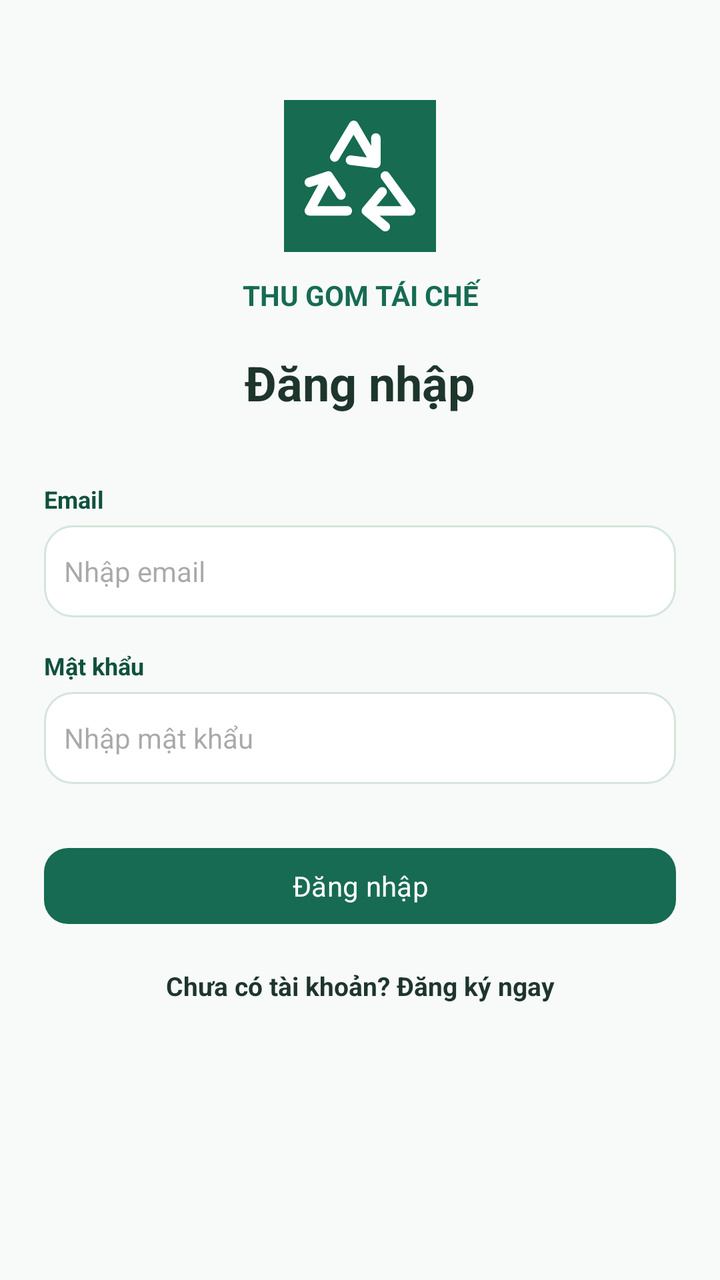
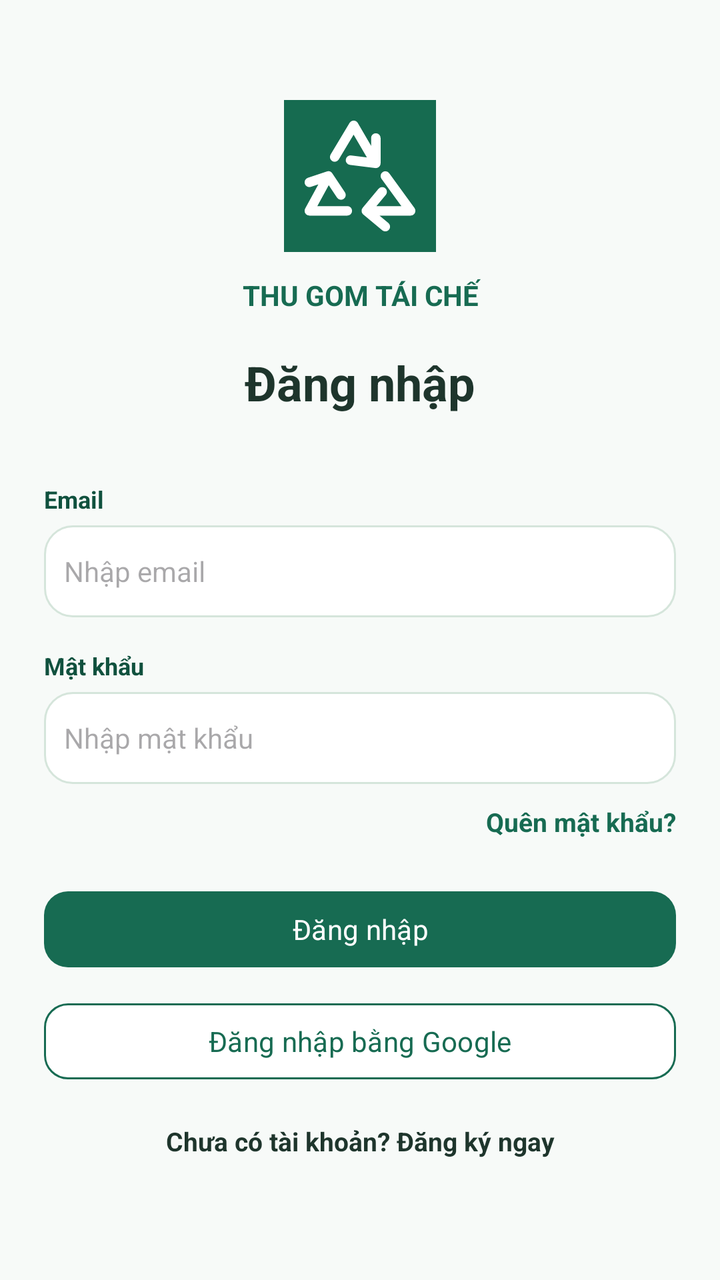

Compare the two renders of this Android layout. The source of the first and the diff that turns it into the second are given below.
<!-- AndroidManifest.xml: application theme Theme.RecycleCollect -->
<!-- res/layout/activity_login.xml -->
<?xml version='1.0' encoding='utf-8'?>
<ScrollView xmlns:android="http://schemas.android.com/apk/res/android" android:layout_width="match_parent" android:layout_height="match_parent" android:background="@color/surface" android:fillViewport="true">
  <LinearLayout android:layout_width="match_parent" android:layout_height="wrap_content" android:orientation="vertical" android:padding="22dp">
    <ImageView android:layout_width="76dp" android:layout_height="76dp" android:src="@drawable/ic_recycle" android:contentDescription="Logo tái chế" android:layout_gravity="center_horizontal" android:layout_marginTop="28dp"/>
    <TextView android:layout_width="match_parent" android:layout_height="wrap_content" android:text="THU GOM TÁI CHẾ" android:textSize="14sp" android:textStyle="bold" android:textColor="@color/green" android:layout_marginTop="12dp" android:gravity="center"/>
    <TextView android:layout_width="match_parent" android:layout_height="wrap_content" android:text="Đăng nhập" android:textSize="24sp" android:textStyle="bold" android:textColor="@color/ink" android:layout_marginTop="18dp" android:gravity="center"/>
    <TextView android:layout_width="match_parent" android:layout_height="wrap_content" android:text="Email" android:textSize="12sp" android:textStyle="bold" android:textColor="@color/green_dark" android:layout_marginTop="34dp"/>
    <EditText android:layout_width="match_parent" android:layout_height="46dp" android:id="@+id/email" android:hint="Nhập email" android:inputType="textEmailAddress" android:background="@drawable/bg_card" android:paddingStart="10dp" android:paddingEnd="10dp" android:textSize="14sp" android:textColor="@color/ink" android:layout_marginTop="5dp"/>
    <TextView android:layout_width="match_parent" android:layout_height="wrap_content" android:text="Mật khẩu" android:textSize="12sp" android:textStyle="bold" android:textColor="@color/green_dark" android:layout_marginTop="16dp"/>
    <EditText android:layout_width="match_parent" android:layout_height="46dp" android:id="@+id/password" android:hint="Nhập mật khẩu" android:inputType="textPassword" android:background="@drawable/bg_card" android:paddingStart="10dp" android:paddingEnd="10dp" android:textSize="14sp" android:textColor="@color/ink" android:layout_marginTop="5dp"/>
    <Button android:layout_width="match_parent" android:layout_height="46dp" android:id="@+id/btn_login" android:text="Đăng nhập" android:layout_marginTop="28dp"/>
    <TextView android:layout_width="match_parent" android:layout_height="wrap_content" android:id="@+id/btn_register" android:text="Chưa có tài khoản? Đăng ký ngay" android:textSize="13sp" android:textStyle="bold" android:textColor="@color/ink" android:layout_marginTop="18dp" android:gravity="center"/>
  </LinearLayout>
</ScrollView>
<!-- resources referenced by this layout -->
<resources>
  <color name="green">#176B52</color>
  <color name="green_dark">#10513E</color>
  <color name="ink">#1E352C</color>
  <color name="surface">#F7FAF8</color>
  <!-- drawable bg_card (drawable) -->
  <?xml version="1.0" encoding="utf-8"?>
  <shape xmlns:android="http://schemas.android.com/apk/res/android">
    <solid android:color="#FFFFFF"/>
    <corners android:radius="14dp"/>
    <stroke android:width="1dp" android:color="@color/line"/>
  </shape>
  <!-- drawable ic_recycle (drawable) -->
  <?xml version="1.0" encoding="utf-8"?>
  <vector
      xmlns:android="http://schemas.android.com/apk/res/android"
      android:width="48dp"
      android:height="48dp"
      android:viewportWidth="48"
      android:viewportHeight="48">
    <path android:fillColor="#166B50" android:pathData="M0,0h48v48h-48z"/>
    <path
        android:fillColor="@android:color/transparent"
        android:strokeColor="#FFFFFF"
        android:strokeWidth="3"
        android:strokeLineJoin="round"
        android:strokeLineCap="round"
        android:pathData="M16,18L22,8L29,20M29,12L29,20L21,19M32,24L40,35L26,35M32,40L26,35L31,29M20,35L8,35L14,24M8,26L14,24L18,30"/>
  </vector>
  <style name="Theme.RecycleCollect" parent="Theme.Material3.Light.NoActionBar">
      <item name="android:fontFamily">sans-serif</item>
      <item name="colorPrimary">@color/green</item>
      <item name="colorOnPrimary">#FFFFFF</item>
      <item name="colorSecondary">@color/green</item>
      <item name="colorAccent">@color/green</item>
      <item name="android:colorAccent">@color/green</item>
      <item name="android:windowBackground">@color/surface</item>
      <item name="android:navigationBarColor">#FFFFFF</item>
      <item name="android:statusBarColor">@color/green_dark</item>
      <item name="android:windowLightStatusBar">false</item>
      <item name="android:textColorPrimary">@color/ink</item>
      <item name="materialButtonStyle">@style/WireButton</item>
    </style>
  <color name="line">#D5E5DB</color>
  <style name="WireButton" parent="Widget.Material3.Button">
      <item name="cornerRadius">12dp</item>
      <item name="backgroundTint">@color/green</item>
      <item name="android:textColor">#FFFFFF</item>
      <item name="android:textAllCaps">false</item>
      <item name="android:minHeight">44dp</item>
    </style>
</resources>

<!-- the commit's change to res/layout/activity_login.xml (unified diff, before → after) -->
@@ -8,7 +8,9 @@
     <EditText android:layout_width="match_parent" android:layout_height="46dp" android:id="@+id/email" android:hint="Nhập email" android:inputType="textEmailAddress" android:background="@drawable/bg_card" android:paddingStart="10dp" android:paddingEnd="10dp" android:textSize="14sp" android:textColor="@color/ink" android:layout_marginTop="5dp"/>
     <TextView android:layout_width="match_parent" android:layout_height="wrap_content" android:text="Mật khẩu" android:textSize="12sp" android:textStyle="bold" android:textColor="@color/green_dark" android:layout_marginTop="16dp"/>
     <EditText android:layout_width="match_parent" android:layout_height="46dp" android:id="@+id/password" android:hint="Nhập mật khẩu" android:inputType="textPassword" android:background="@drawable/bg_card" android:paddingStart="10dp" android:paddingEnd="10dp" android:textSize="14sp" android:textColor="@color/ink" android:layout_marginTop="5dp"/>
-    <Button android:layout_width="match_parent" android:layout_height="46dp" android:id="@+id/btn_login" android:text="Đăng nhập" android:layout_marginTop="28dp"/>
+    <TextView android:layout_width="match_parent" android:layout_height="wrap_content" android:id="@+id/btn_forgot_password" android:text="Quên mật khẩu?" android:textSize="13sp" android:textStyle="bold" android:textColor="@color/green" android:layout_marginTop="10dp" android:gravity="end"/>
+    <Button android:layout_width="match_parent" android:layout_height="46dp" android:id="@+id/btn_login" android:text="Đăng nhập" android:layout_marginTop="22dp"/>
+    <Button android:layout_width="match_parent" android:layout_height="46dp" android:id="@+id/btn_google" android:text="Đăng nhập bằng Google" android:layout_marginTop="10dp" style="@style/SecondaryButton"/>
     <TextView android:layout_width="match_parent" android:layout_height="wrap_content" android:id="@+id/btn_register" android:text="Chưa có tài khoản? Đăng ký ngay" android:textSize="13sp" android:textStyle="bold" android:textColor="@color/ink" android:layout_marginTop="18dp" android:gravity="center"/>
   </LinearLayout>
 </ScrollView>
<!-- resource entries referenced after the edit -->
@@ -28,6 +28,15 @@
         android:strokeLineCap="round"
         android:pathData="M16,18L22,8L29,20M29,12L29,20L21,19M32,24L40,35L26,35M32,40L26,35L31,29M20,35L8,35L14,24M8,26L14,24L18,30"/>
   </vector>
+  <style name="SecondaryButton" parent="Widget.Material3.Button.OutlinedButton">
+      <item name="cornerRadius">12dp</item>
+      <item name="strokeColor">@color/green</item>
+      <item name="strokeWidth">1dp</item>
+      <item name="backgroundTint">#FFFFFF</item>
+      <item name="android:textColor">@color/green</item>
+      <item name="android:textAllCaps">false</item>
+      <item name="android:minHeight">44dp</item>
+    </style>
   <style name="Theme.RecycleCollect" parent="Theme.Material3.Light.NoActionBar">
       <item name="android:fontFamily">sans-serif</item>
       <item name="colorPrimary">@color/green</item>
